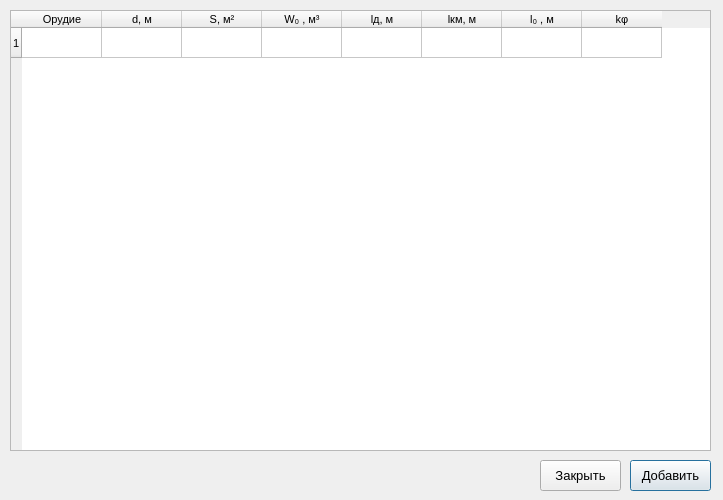
Old version of the form GUI/MainWindow/artsys.ui in the repository sabbraxcaddabra/IntBalOptimization.
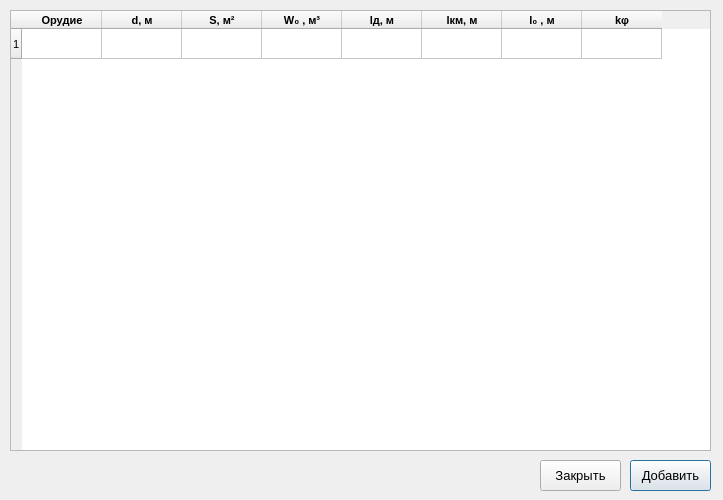
New version of the form.

Patch:
```diff
--- a/GUI/MainWindow/artsys.ui
+++ b/GUI/MainWindow/artsys.ui
@@ -54,6 +54,8 @@
    <property name="font">
     <font>
      <pointsize>8</pointsize>
+     <weight>50</weight>
+     <bold>false</bold>
     </font>
    </property>
    <property name="focusPolicy">
@@ -95,41 +97,89 @@
     <property name="text">
      <string>Орудие</string>
     </property>
+    <property name="font">
+     <font>
+      <weight>75</weight>
+      <bold>true</bold>
+     </font>
+    </property>
    </column>
    <column>
     <property name="text">
      <string>d, м</string>
     </property>
+    <property name="font">
+     <font>
+      <weight>75</weight>
+      <bold>true</bold>
+     </font>
+    </property>
    </column>
    <column>
     <property name="text">
      <string>S, м²</string>
     </property>
+    <property name="font">
+     <font>
+      <weight>75</weight>
+      <bold>true</bold>
+     </font>
+    </property>
    </column>
    <column>
     <property name="text">
      <string>W₀ , м³</string>
     </property>
+    <property name="font">
+     <font>
+      <weight>75</weight>
+      <bold>true</bold>
+     </font>
+    </property>
    </column>
    <column>
     <property name="text">
      <string>lд, м</string>
     </property>
+    <property name="font">
+     <font>
+      <weight>75</weight>
+      <bold>true</bold>
+     </font>
+    </property>
    </column>
    <column>
     <property name="text">
      <string>lкм, м</string>
     </property>
+    <property name="font">
+     <font>
+      <weight>75</weight>
+      <bold>true</bold>
+     </font>
+    </property>
    </column>
    <column>
     <property name="text">
      <string>l₀ , м</string>
     </property>
+    <property name="font">
+     <font>
+      <weight>75</weight>
+      <bold>true</bold>
+     </font>
+    </property>
    </column>
    <column>
     <property name="text">
      <string>kφ</string>
     </property>
+    <property name="font">
+     <font>
+      <weight>75</weight>
+      <bold>true</bold>
+     </font>
+    </property>
    </column>
    <item row="0" column="0">
     <property name="text">
```
